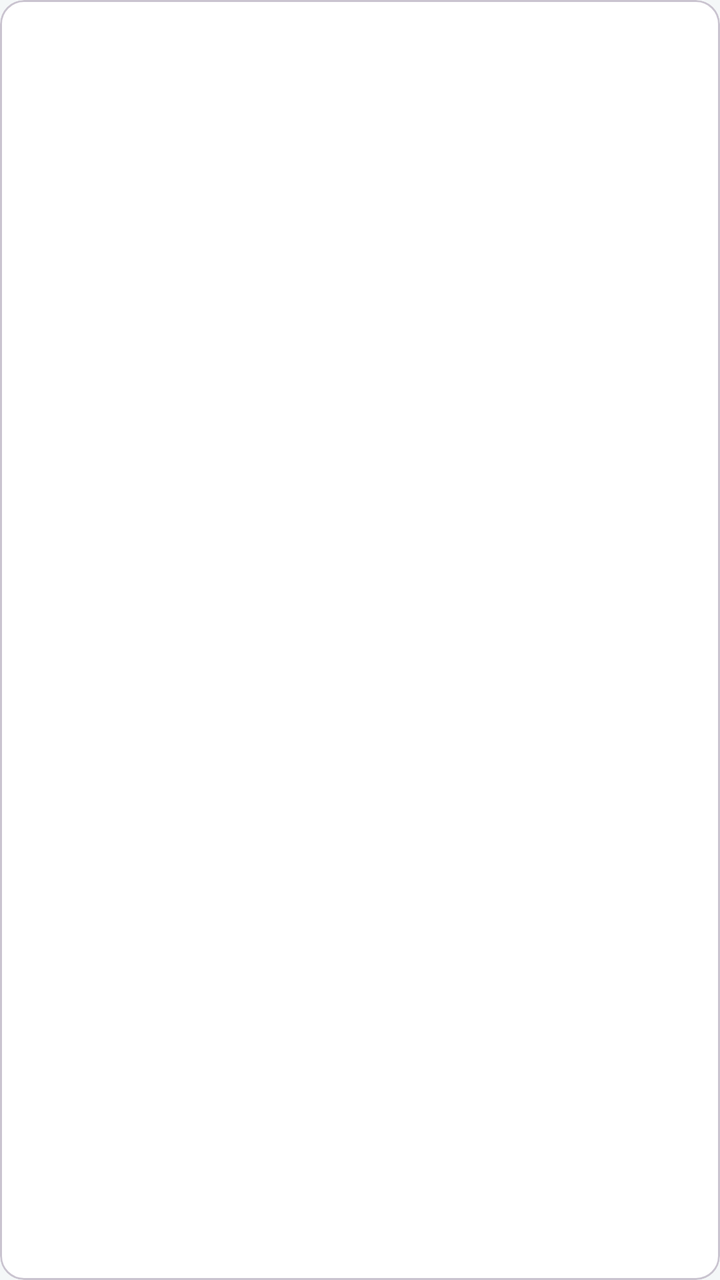
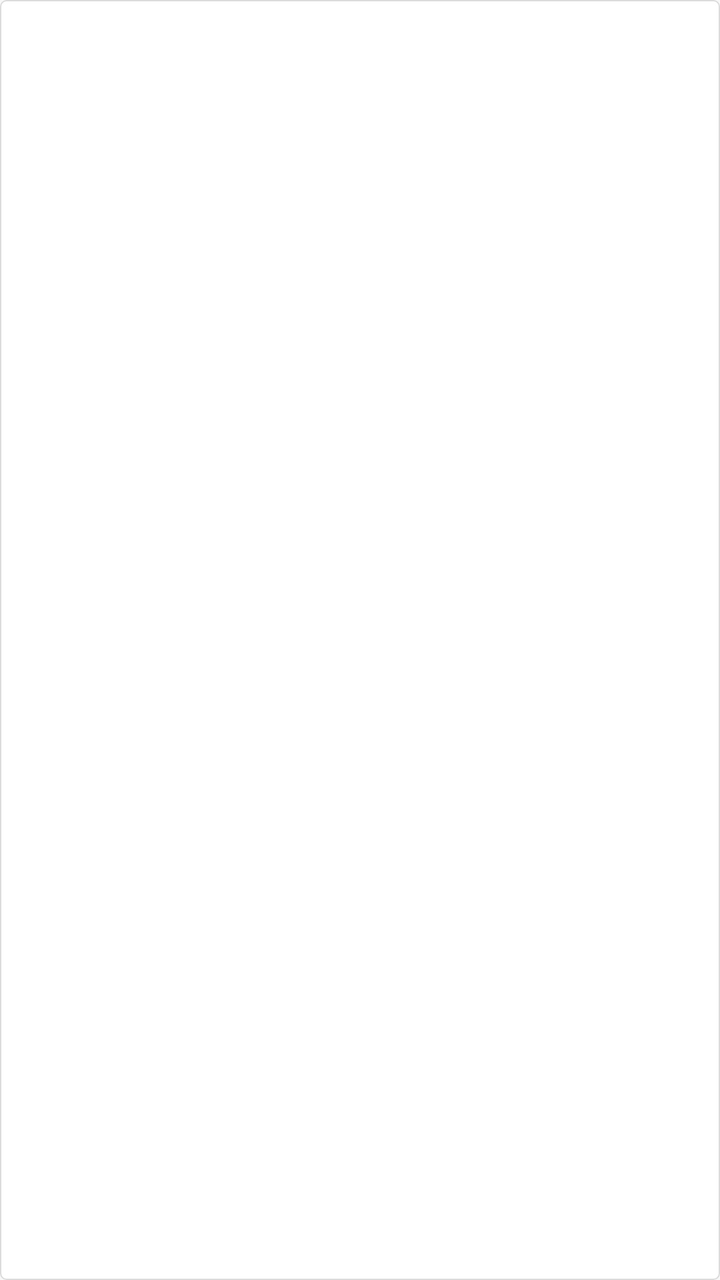

Screens rendered from an Android XML layout before and after an edit, with the pre-edit source and the edit as a unified diff.
<!-- AndroidManifest.xml: application theme Theme.KudaIoT -->
<!-- res/layout/item_scene.xml -->
<?xml version="1.0" encoding="utf-8"?>
<com.google.android.material.card.MaterialCardView xmlns:android="http://schemas.android.com/apk/res/android"
    xmlns:app="http://schemas.android.com/apk/res-auto"
    android:layout_width="match_parent"
    android:layout_height="wrap_content"
    android:layout_marginBottom="@dimen/space_sm"
    app:cardCornerRadius="12dp">

    <LinearLayout
        android:layout_width="match_parent"
        android:layout_height="wrap_content"
        android:orientation="vertical"
        android:padding="@dimen/space_md">

        <TextView
            android:id="@+id/name"
            android:layout_width="match_parent"
            android:layout_height="wrap_content"
            android:textStyle="bold" />

        <TextView
            android:id="@+id/meta"
            android:layout_width="match_parent"
            android:layout_height="wrap_content"
            android:layout_marginTop="@dimen/space_xs"
            android:textColor="@color/md_theme_outline" />
    </LinearLayout>
</com.google.android.material.card.MaterialCardView>
<!-- resources referenced by this layout -->
<resources>
  <color name="md_theme_outline">#70797B</color>
  <dimen name="space_md">16dp</dimen>
  <dimen name="space_sm">8dp</dimen>
  <dimen name="space_xs">4dp</dimen>
  <style name="Theme.KudaIoT" parent="Theme.Material3.Light.NoActionBar">
          <item name="colorPrimary">@color/md_theme_primary</item>
          <item name="colorOnPrimary">@color/md_theme_on_primary</item>
          <item name="colorPrimaryContainer">@color/md_theme_primary_container</item>
          <item name="colorSecondary">@color/md_theme_secondary</item>
          <item name="android:colorBackground">@color/md_theme_background</item>
          <item name="colorSurface">@color/md_theme_surface</item>
          <item name="colorOnSurface">@color/md_theme_on_surface</item>
          <item name="colorOutline">@color/md_theme_outline</item>
          <item name="android:statusBarColor">@color/md_theme_primary</item>
          <item name="android:navigationBarColor">@color/md_theme_surface</item>
          <item name="materialButtonStyle">@style/Widget.Kuda.Button</item>
      </style>
  <color name="md_theme_primary">#0B6E7A</color>
  <color name="md_theme_on_primary">#FFFFFF</color>
  <color name="md_theme_primary_container">#A8EAF0</color>
  <color name="md_theme_secondary">#3D5A5E</color>
  <color name="md_theme_background">#F4F7F8</color>
  <color name="md_theme_surface">#FFFFFF</color>
  <color name="md_theme_on_surface">#1A1C1E</color>
  <style name="Widget.Kuda.Button" parent="Widget.Material3.Button">
          <item name="cornerRadius">12dp</item>
      </style>
</resources>

<!-- the commit's change to res/layout/item_scene.xml (unified diff, before → after) -->
@@ -1,28 +1,24 @@
 <?xml version="1.0" encoding="utf-8"?>
-<com.google.android.material.card.MaterialCardView xmlns:android="http://schemas.android.com/apk/res/android"
-    xmlns:app="http://schemas.android.com/apk/res-auto"
+<LinearLayout xmlns:android="http://schemas.android.com/apk/res/android"
     android:layout_width="match_parent"
     android:layout_height="wrap_content"
-    android:layout_marginBottom="@dimen/space_sm"
-    app:cardCornerRadius="12dp">
+    android:background="@drawable/shape_input"
+    android:orientation="vertical"
+    android:padding="@dimen/widget_size_12">
 
-    <LinearLayout
+    <TextView
+        android:id="@+id/name"
         android:layout_width="match_parent"
         android:layout_height="wrap_content"
-        android:orientation="vertical"
-        android:padding="@dimen/space_md">
+        android:textColor="@color/black"
+        android:textSize="@dimen/font_size_16"
+        android:textStyle="bold" />
 
-        <TextView
-            android:id="@+id/name"
-            android:layout_width="match_parent"
-            android:layout_height="wrap_content"
-            android:textStyle="bold" />
-
-        <TextView
-            android:id="@+id/meta"
-            android:layout_width="match_parent"
-            android:layout_height="wrap_content"
-            android:layout_marginTop="@dimen/space_xs"
-            android:textColor="@color/md_theme_outline" />
-    </LinearLayout>
-</com.google.android.material.card.MaterialCardView>
+    <TextView
+        android:id="@+id/meta"
+        android:layout_width="match_parent"
+        android:layout_height="wrap_content"
+        android:layout_marginTop="@dimen/widget_size_5"
+        android:textColor="@color/hint_color"
+        android:textSize="@dimen/font_size_13" />
+</LinearLayout>
<!-- resource entries referenced after the edit -->
@@ -1,31 +1,36 @@
 <!-- resources referenced by this layout -->
 <resources>
-  <color name="md_theme_outline">#70797B</color>
-  <dimen name="space_md">16dp</dimen>
-  <dimen name="space_sm">8dp</dimen>
-  <dimen name="space_xs">4dp</dimen>
-  <style name="Theme.KudaIoT" parent="Theme.Material3.Light.NoActionBar">
-          <item name="colorPrimary">@color/md_theme_primary</item>
-          <item name="colorOnPrimary">@color/md_theme_on_primary</item>
-          <item name="colorPrimaryContainer">@color/md_theme_primary_container</item>
-          <item name="colorSecondary">@color/md_theme_secondary</item>
-          <item name="android:colorBackground">@color/md_theme_background</item>
-          <item name="colorSurface">@color/md_theme_surface</item>
-          <item name="colorOnSurface">@color/md_theme_on_surface</item>
-          <item name="colorOutline">@color/md_theme_outline</item>
-          <item name="android:statusBarColor">@color/md_theme_primary</item>
-          <item name="android:navigationBarColor">@color/md_theme_surface</item>
-          <item name="materialButtonStyle">@style/Widget.Kuda.Button</item>
+  <color name="black">#000000</color>
+  <color name="hint_color">#999999</color>
+  <dimen name="font_size_13">13sp</dimen>
+  <dimen name="font_size_16">16sp</dimen>
+  <dimen name="widget_size_12">12dp</dimen>
+  <dimen name="widget_size_5">5dp</dimen>
+  <!-- drawable shape_input (drawable) -->
+  <?xml version="1.0" encoding="utf-8"?>
+  <selector xmlns:android="http://schemas.android.com/apk/res/android">
+      <item>
+          <shape>
+              <stroke android:width="@dimen/widget_min_size_2" android:color="@color/input_stroke" />
+              <solid android:color="@color/white" />
+              <corners android:radius="@dimen/widget_size_3" />
+          </shape>
+      </item>
+  </selector>
+  <style name="Theme.KudaIoT" parent="Theme.AppCompat.Light.NoActionBar">
+          <item name="colorPrimary">@color/colorPrimary</item>
+          <item name="colorPrimaryDark">@color/colorPrimaryDark</item>
+          <item name="colorAccent">@color/colorAccent</item>
+          <item name="android:statusBarColor">@color/colorPrimary</item>
+          <item name="android:windowBackground">@color/app_content_bg</item>
       </style>
-  <color name="md_theme_primary">#0B6E7A</color>
-  <color name="md_theme_on_primary">#FFFFFF</color>
-  <color name="md_theme_primary_container">#A8EAF0</color>
-  <color name="md_theme_secondary">#3D5A5E</color>
-  <color name="md_theme_background">#F4F7F8</color>
-  <color name="md_theme_surface">#FFFFFF</color>
-  <color name="md_theme_on_surface">#1A1C1E</color>
-  <style name="Widget.Kuda.Button" parent="Widget.Material3.Button">
-          <item name="cornerRadius">12dp</item>
-      </style>
+  <dimen name="widget_min_size_2">2px</dimen>
+  <color name="input_stroke">#DBDBDB</color>
+  <color name="white">#ffffff</color>
+  <dimen name="widget_size_3">3dp</dimen>
+  <color name="colorPrimary">#3F51B5</color>
+  <color name="colorPrimaryDark">#303F9F</color>
+  <color name="colorAccent">#30D6DC</color>
+  <color name="app_content_bg">#F7F7F7</color>
 </resources>
 
